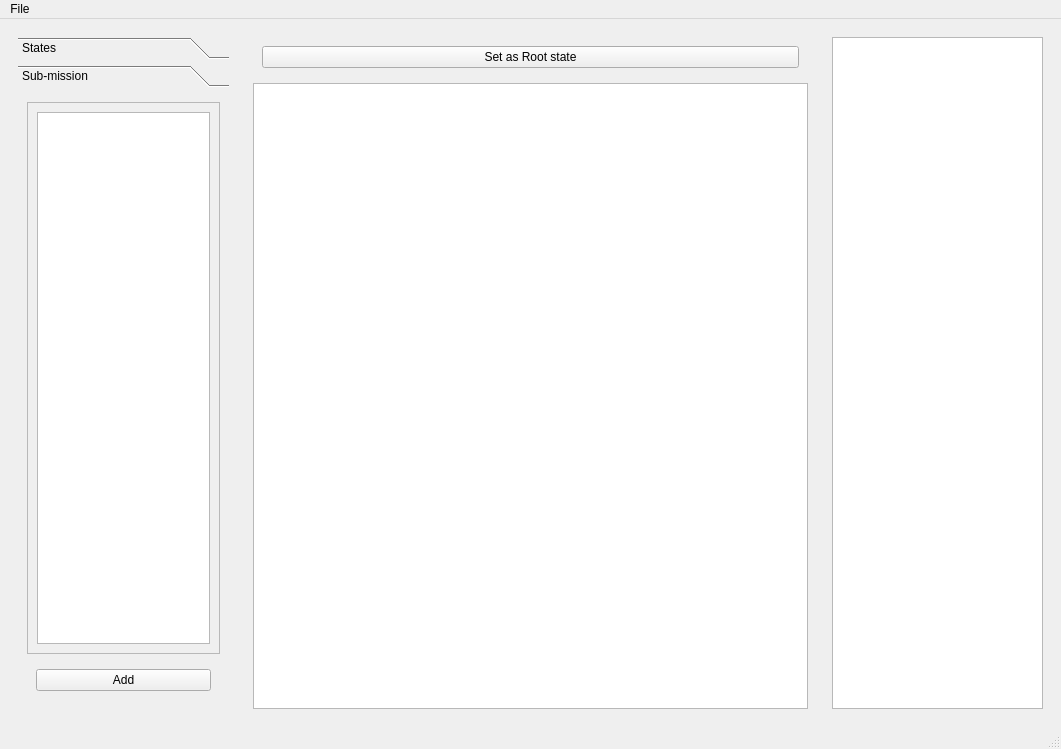
Old version of the form rqt_mission_planner/resource/mainwindow.ui in the repository sonia-auv/rqt_sonia_plugins.
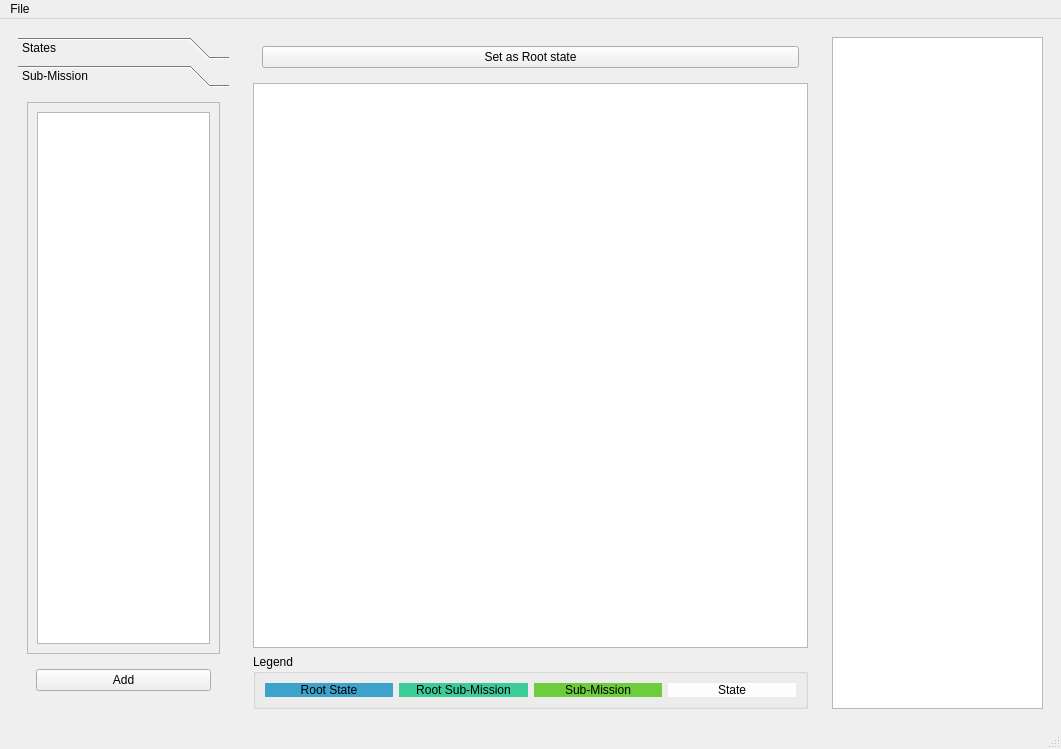
New version of the form.

Commit message: Changing few color and added a legend

Diff of the .ui file:
```diff
--- a/rqt_mission_planner/resource/mainwindow.ui
+++ b/rqt_mission_planner/resource/mainwindow.ui
@@ -89,7 +89,7 @@
            </rect>
           </property>
           <attribute name="label">
-           <string>Sub-mission</string>
+           <string>Sub-Mission</string>
           </attribute>
           <layout class="QVBoxLayout" name="verticalLayout_5">
            <item>
@@ -167,7 +167,7 @@
             <x>0</x>
             <y>0</y>
             <width>553</width>
-            <height>624</height>
+            <height>563</height>
            </rect>
           </property>
           <property name="palette">
@@ -240,6 +240,383 @@
          </widget>
         </widget>
        </item>
+       <item>
+        <widget class="QGroupBox" name="groupBox">
+         <property name="minimumSize">
+          <size>
+           <width>0</width>
+           <height>44</height>
+          </size>
+         </property>
+         <property name="title">
+          <string>Legend</string>
+         </property>
+         <layout class="QHBoxLayout" name="horizontalLayout_7">
+          <item>
+           <widget class="QLabel" name="label">
+            <property name="palette">
+             <palette>
+              <active>
+               <colorrole role="Button">
+                <brush brushstyle="SolidPattern">
+                 <color alpha="255">
+                  <red>61</red>
+                  <green>163</green>
+                  <blue>203</blue>
+                 </color>
+                </brush>
+               </colorrole>
+               <colorrole role="Base">
+                <brush brushstyle="SolidPattern">
+                 <color alpha="255">
+                  <red>255</red>
+                  <green>255</green>
+                  <blue>255</blue>
+                 </color>
+                </brush>
+               </colorrole>
+               <colorrole role="Window">
+                <brush brushstyle="SolidPattern">
+                 <color alpha="255">
+                  <red>61</red>
+                  <green>163</green>
+                  <blue>203</blue>
+                 </color>
+                </brush>
+               </colorrole>
+              </active>
+              <inactive>
+               <colorrole role="Button">
+                <brush brushstyle="SolidPattern">
+                 <color alpha="255">
+                  <red>61</red>
+                  <green>163</green>
+                  <blue>203</blue>
+                 </color>
+                </brush>
+               </colorrole>
+               <colorrole role="Base">
+                <brush brushstyle="SolidPattern">
+                 <color alpha="255">
+                  <red>255</red>
+                  <green>255</green>
+                  <blue>255</blue>
+                 </color>
+                </brush>
+               </colorrole>
+               <colorrole role="Window">
+                <brush brushstyle="SolidPattern">
+                 <color alpha="255">
+                  <red>61</red>
+                  <green>163</green>
+                  <blue>203</blue>
+                 </color>
+                </brush>
+               </colorrole>
+              </inactive>
+              <disabled>
+               <colorrole role="Button">
+                <brush brushstyle="SolidPattern">
+                 <color alpha="255">
+                  <red>61</red>
+                  <green>163</green>
+                  <blue>203</blue>
+                 </color>
+                </brush>
+               </colorrole>
+               <colorrole role="Base">
+                <brush brushstyle="SolidPattern">
+                 <color alpha="255">
+                  <red>61</red>
+                  <green>163</green>
+                  <blue>203</blue>
+                 </color>
+                </brush>
+               </colorrole>
+               <colorrole role="Window">
+                <brush brushstyle="SolidPattern">
+                 <color alpha="255">
+                  <red>61</red>
+                  <green>163</green>
+                  <blue>203</blue>
+                 </color>
+                </brush>
+               </colorrole>
+              </disabled>
+             </palette>
+            </property>
+            <property name="autoFillBackground">
+             <bool>true</bool>
+            </property>
+            <property name="text">
+             <string>Root State</string>
+            </property>
+            <property name="alignment">
+             <set>Qt::AlignCenter</set>
+            </property>
+           </widget>
+          </item>
+          <item>
+           <widget class="QLabel" name="label_2">
+            <property name="palette">
+             <palette>
+              <active>
+               <colorrole role="Button">
+                <brush brushstyle="SolidPattern">
+                 <color alpha="255">
+                  <red>61</red>
+                  <green>203</green>
+                  <blue>152</blue>
+                 </color>
+                </brush>
+               </colorrole>
+               <colorrole role="Base">
+                <brush brushstyle="SolidPattern">
+                 <color alpha="255">
+                  <red>255</red>
+                  <green>255</green>
+                  <blue>255</blue>
+                 </color>
+                </brush>
+               </colorrole>
+               <colorrole role="Window">
+                <brush brushstyle="SolidPattern">
+                 <color alpha="255">
+                  <red>61</red>
+                  <green>203</green>
+                  <blue>152</blue>
+                 </color>
+                </brush>
+               </colorrole>
+              </active>
+              <inactive>
+               <colorrole role="Button">
+                <brush brushstyle="SolidPattern">
+                 <color alpha="255">
+                  <red>61</red>
+                  <green>203</green>
+                  <blue>152</blue>
+                 </color>
+                </brush>
+               </colorrole>
+               <colorrole role="Base">
+                <brush brushstyle="SolidPattern">
+                 <color alpha="255">
+                  <red>255</red>
+                  <green>255</green>
+                  <blue>255</blue>
+                 </color>
+                </brush>
+               </colorrole>
+               <colorrole role="Window">
+                <brush brushstyle="SolidPattern">
+                 <color alpha="255">
+                  <red>61</red>
+                  <green>203</green>
+                  <blue>152</blue>
+                 </color>
+                </brush>
+               </colorrole>
+              </inactive>
+              <disabled>
+               <colorrole role="Button">
+                <brush brushstyle="SolidPattern">
+                 <color alpha="255">
+                  <red>61</red>
+                  <green>203</green>
+                  <blue>152</blue>
+                 </color>
+                </brush>
+               </colorrole>
+               <colorrole role="Base">
+                <brush brushstyle="SolidPattern">
+                 <color alpha="255">
+                  <red>61</red>
+                  <green>203</green>
+                  <blue>152</blue>
+                 </color>
+                </brush>
+               </colorrole>
+               <colorrole role="Window">
+                <brush brushstyle="SolidPattern">
+                 <color alpha="255">
+                  <red>61</red>
+                  <green>203</green>
+                  <blue>152</blue>
+                 </color>
+                </brush>
+               </colorrole>
+              </disabled>
+             </palette>
+            </property>
+            <property name="autoFillBackground">
+             <bool>true</bool>
+            </property>
+            <property name="text">
+             <string>Root Sub-Mission</string>
+            </property>
+            <property name="alignment">
+             <set>Qt::AlignCenter</set>
+            </property>
+           </widget>
+          </item>
+          <item>
+           <widget class="QLabel" name="label_4">
+            <property name="palette">
+             <palette>
+              <active>
+               <colorrole role="Base">
+                <brush brushstyle="SolidPattern">
+                 <color alpha="255">
+                  <red>255</red>
+                  <green>255</green>
+                  <blue>255</blue>
+                 </color>
+                </brush>
+               </colorrole>
+               <colorrole role="Window">
+                <brush brushstyle="SolidPattern">
+                 <color alpha="255">
+                  <red>109</red>
+                  <green>205</green>
+                  <blue>61</blue>
+                 </color>
+                </brush>
+               </colorrole>
+              </active>
+              <inactive>
+               <colorrole role="Base">
+                <brush brushstyle="SolidPattern">
+                 <color alpha="255">
+                  <red>255</red>
+                  <green>255</green>
+                  <blue>255</blue>
+                 </color>
+                </brush>
+               </colorrole>
+               <colorrole role="Window">
+                <brush brushstyle="SolidPattern">
+                 <color alpha="255">
+                  <red>109</red>
+                  <green>205</green>
+                  <blue>61</blue>
+                 </color>
+                </brush>
+               </colorrole>
+              </inactive>
+              <disabled>
+               <colorrole role="Base">
+                <brush brushstyle="SolidPattern">
+                 <color alpha="255">
+                  <red>109</red>
+                  <green>205</green>
+                  <blue>61</blue>
+                 </color>
+                </brush>
+               </colorrole>
+               <colorrole role="Window">
+                <brush brushstyle="SolidPattern">
+                 <color alpha="255">
+                  <red>109</red>
+                  <green>205</green>
+                  <blue>61</blue>
+                 </color>
+                </brush>
+               </colorrole>
+              </disabled>
+             </palette>
+            </property>
+            <property name="autoFillBackground">
+             <bool>true</bool>
+            </property>
+            <property name="text">
+             <string>Sub-Mission</string>
+            </property>
+            <property name="alignment">
+             <set>Qt::AlignCenter</set>
+            </property>
+           </widget>
+          </item>
+          <item>
+           <widget class="QLabel" name="label_3">
+            <property name="palette">
+             <palette>
+              <active>
+               <colorrole role="Base">
+                <brush brushstyle="SolidPattern">
+                 <color alpha="255">
+                  <red>255</red>
+                  <green>255</green>
+                  <blue>255</blue>
+                 </color>
+                </brush>
+               </colorrole>
+               <colorrole role="Window">
+                <brush brushstyle="SolidPattern">
+                 <color alpha="255">
+                  <red>253</red>
+                  <green>253</green>
+                  <blue>253</blue>
+                 </color>
+                </brush>
+               </colorrole>
+              </active>
+              <inactive>
+               <colorrole role="Base">
+                <brush brushstyle="SolidPattern">
+                 <color alpha="255">
+                  <red>255</red>
+                  <green>255</green>
+                  <blue>255</blue>
+                 </color>
+                </brush>
+               </colorrole>
+               <colorrole role="Window">
+                <brush brushstyle="SolidPattern">
+                 <color alpha="255">
+                  <red>253</red>
+                  <green>253</green>
+                  <blue>253</blue>
+                 </color>
+                </brush>
+               </colorrole>
+              </inactive>
+              <disabled>
+               <colorrole role="Base">
+                <brush brushstyle="SolidPattern">
+                 <color alpha="255">
+                  <red>253</red>
+                  <green>253</green>
+                  <blue>253</blue>
+                 </color>
+                </brush>
+               </colorrole>
+               <colorrole role="Window">
+                <brush brushstyle="SolidPattern">
+                 <color alpha="255">
+                  <red>253</red>
+                  <green>253</green>
+                  <blue>253</blue>
+                 </color>
+                </brush>
+               </colorrole>
+              </disabled>
+             </palette>
+            </property>
+            <property name="autoFillBackground">
+             <bool>true</bool>
+            </property>
+            <property name="text">
+             <string>State</string>
+            </property>
+            <property name="alignment">
+             <set>Qt::AlignCenter</set>
+            </property>
+           </widget>
+          </item>
+         </layout>
+        </widget>
+       </item>
       </layout>
      </widget>
     </item>
```
The commit also changes 3 other files.
